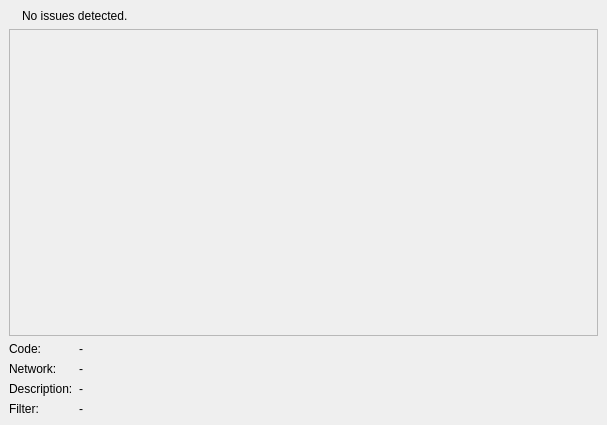
SeisComP/mainx, file apps/gui-qt/scmvx/stationinfodialog.ui: the form before one commit.
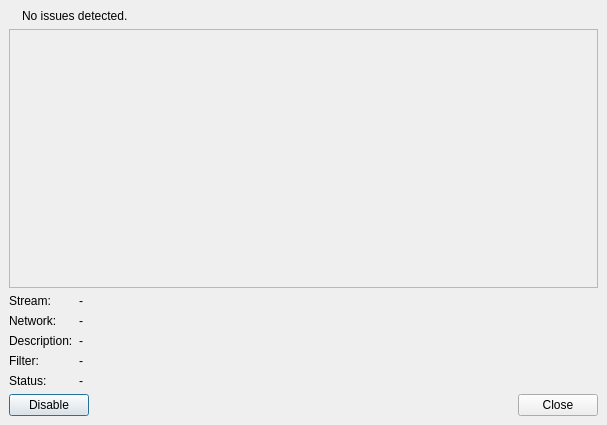
The form after the commit.

The edit to the form file:
```diff
--- a/apps/gui-qt/scmvx/stationinfodialog.ui
+++ b/apps/gui-qt/scmvx/stationinfodialog.ui
@@ -96,7 +96,7 @@
      <item row="0" column="0" >
       <widget class="QLabel" name="label_2" >
        <property name="text" >
-        <string>Code:</string>
+        <string>Stream:</string>
        </property>
       </widget>
      </item>
@@ -150,20 +150,61 @@
        </property>
       </widget>
      </item>
+     <item row="4" column="0" >
+      <widget class="QLabel" name="label_5" >
+       <property name="text" >
+        <string>Status:</string>
+       </property>
+      </widget>
+     </item>
+     <item row="4" column="1" >
+      <widget class="QLabel" name="labelStatus" >
+       <property name="text" >
+        <string>-</string>
+       </property>
+      </widget>
+     </item>
     </layout>
+   </item>
+   <item>
+    <layout class="QHBoxLayout" >
+     <property name="margin" >
+      <number>0</number>
+     </property>
+     <property name="spacing" >
+      <number>6</number>
+     </property>
+     <item>
+      <widget class="QPushButton" name="buttonToggleEnabled" >
+       <property name="text" >
+        <string>Disable</string>
+       </property>
+      </widget>
    </item>
    <item>
     <spacer>
      <property name="orientation" >
-      <enum>Qt::Vertical</enum>
+        <enum>Qt::Horizontal</enum>
      </property>
      <property name="sizeHint" >
       <size>
-       <width>589</width>
+         <width>0</width>
        <height>0</height>
       </size>
      </property>
     </spacer>
+     </item>
+     <item>
+      <widget class="QPushButton" name="buttonOK" >
+       <property name="text" >
+        <string>Close</string>
+       </property>
+       <property name="toolTip" >
+        <string>Close this window</string>
+       </property>
+      </widget>
+     </item>
+    </layout>
    </item>
   </layout>
  </widget>
```
Lines whose indentation alone changed are shown as unchanged.
